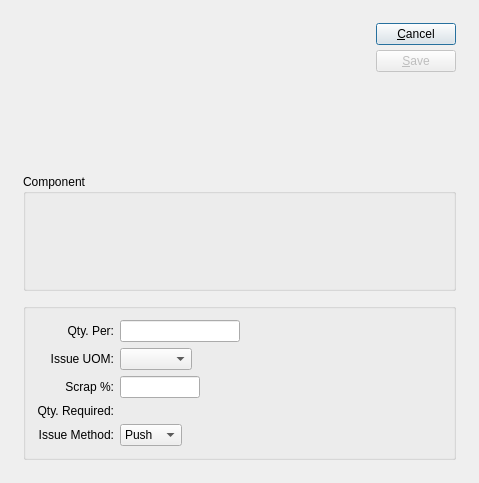
Before: the Qt Designer form xtuple/trunk/guiclient/woMaterialItem.ui in WooodHead/xtuple, drawn with Qt 5.
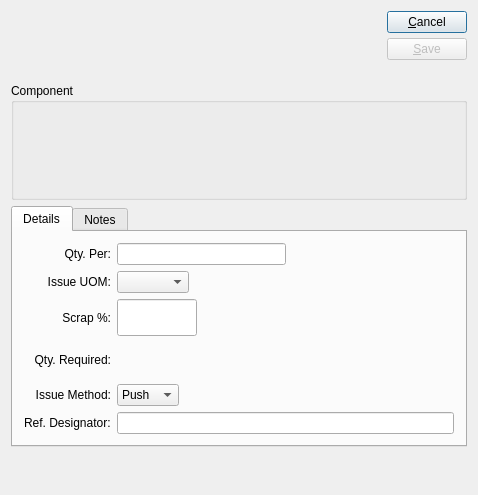
After: the same form once the commit is applied. Custom widgets are drawn as their Qt base class.

Diff of the .ui file:
```diff
--- a/xtuple/trunk/guiclient/woMaterialItem.ui
+++ b/xtuple/trunk/guiclient/woMaterialItem.ui
@@ -5,35 +5,19 @@
    <rect>
     <x>0</x>
     <y>0</y>
-    <width>479</width>
-    <height>483</height>
+    <width>478</width>
+    <height>495</height>
    </rect>
   </property>
   <property name="windowTitle" >
    <string>Work Order Material Requirement</string>
   </property>
-  <layout class="QGridLayout" >
+  <layout class="QGridLayout" name="gridLayout_4" >
    <item row="0" column="0" >
-    <layout class="QGridLayout" >
-     <property name="leftMargin" >
-      <number>12</number>
-     </property>
-     <property name="topMargin" >
-      <number>12</number>
-     </property>
-     <property name="rightMargin" >
-      <number>12</number>
-     </property>
-     <property name="bottomMargin" >
-      <number>12</number>
-     </property>
-     <property name="horizontalSpacing" >
-      <number>12</number>
-     </property>
-     <property name="verticalSpacing" >
-      <number>12</number>
-     </property>
+    <layout class="QGridLayout" name="gridLayout_3" >
      <item row="0" column="0" >
+      <layout class="QHBoxLayout" name="horizontalLayout_2" >
+       <item>
       <layout class="QHBoxLayout" >
        <property name="spacing" >
         <number>0</number>
@@ -63,7 +47,7 @@
        </item>
       </layout>
      </item>
-     <item row="0" column="1" >
+       <item>
       <layout class="QVBoxLayout" >
        <property name="spacing" >
         <number>5</number>
@@ -103,7 +87,9 @@
        </item>
       </layout>
      </item>
-     <item row="1" column="0" colspan="2" >
+      </layout>
+     </item>
+     <item row="1" column="0" >
       <widget class="QGroupBox" name="_componentGroup" >
        <property name="title" >
         <string>Component</string>
@@ -139,15 +125,17 @@
        </layout>
       </widget>
      </item>
-     <item row="2" column="0" colspan="2" >
-      <widget class="QGroupBox" name="groupBox" >
-       <property name="title" >
-        <string/>
+     <item row="2" column="0" >
+      <widget class="QTabWidget" name="_tab" >
+       <property name="currentIndex" >
+        <number>0</number>
        </property>
-       <layout class="QGridLayout" >
+       <widget class="QWidget" name="_detailsTab" >
+        <attribute name="title" >
+         <string>Details</string>
+        </attribute>
+        <layout class="QGridLayout" name="gridLayout" >
         <item row="0" column="0" >
-         <layout class="QHBoxLayout" >
-          <item>
            <layout class="QGridLayout" >
             <item row="0" column="0" >
              <widget class="XLabel" name="_qtyPerLit" >
@@ -159,13 +147,6 @@
               </property>
              </widget>
             </item>
-            <item row="0" column="1" >
-             <widget class="XLineEdit" name="_qtyPer" >
-              <property name="alignment" >
-               <set>Qt::AlignRight</set>
-              </property>
-             </widget>
-            </item>
             <item row="2" column="0" >
              <widget class="XLabel" name="_scrapLit" >
               <property name="text" >
@@ -205,19 +186,6 @@
               </property>
              </widget>
             </item>
-            <item row="3" column="1" >
-             <widget class="XLabel" name="_qtyRequired" >
-              <property name="minimumSize" >
-               <size>
-                <width>80</width>
-                <height>0</height>
-               </size>
-              </property>
-              <property name="alignment" >
-               <set>Qt::AlignRight|Qt::AlignTrailing|Qt::AlignVCenter</set>
-              </property>
-             </widget>
-            </item>
             <item row="4" column="0" >
              <widget class="XLabel" name="_issueMethodLit" >
               <property name="text" >
@@ -303,14 +271,31 @@
               </item>
              </layout>
             </item>
-           </layout>
-          </item>
+           <item row="5" column="0" >
+            <widget class="QLabel" name="_refLit" >
+             <property name="text" >
+              <string>Ref. Designator:</string>
+             </property>
+            </widget>
+           </item>
+           <item row="5" column="1" >
+            <widget class="QLineEdit" name="_ref" />
+           </item>
+           <item row="0" column="1" >
+            <layout class="QHBoxLayout" name="horizontalLayout" >
           <item>
-           <spacer>
+              <widget class="XLineEdit" name="_qtyPer" >
+               <property name="alignment" >
+                <set>Qt::AlignRight</set>
+               </property>
+              </widget>
+             </item>
+             <item>
+              <spacer name="horizontalSpacer" >
             <property name="orientation" >
              <enum>Qt::Horizontal</enum>
             </property>
-            <property name="sizeHint" >
+               <property name="sizeHint" stdset="0" >
              <size>
               <width>40</width>
               <height>20</height>
@@ -320,8 +305,47 @@
           </item>
          </layout>
         </item>
-       </layout>
-      </widget>
+           <item row="3" column="1" >
+            <widget class="XLabel" name="_qtyRequired" >
+             <property name="minimumSize" >
+              <size>
+               <width>80</width>
+               <height>0</height>
+              </size>
+             </property>
+             <property name="alignment" >
+              <set>Qt::AlignRight|Qt::AlignTrailing|Qt::AlignVCenter</set>
+             </property>
+            </widget>
+           </item>
+          </layout>
+         </item>
+        </layout>
+       </widget>
+       <widget class="QWidget" name="_notesTab" >
+        <attribute name="title" >
+         <string>Notes</string>
+        </attribute>
+        <layout class="QGridLayout" name="gridLayout_2" >
+         <item row="0" column="0" >
+          <widget class="QTextEdit" name="_notes" />
+         </item>
+        </layout>
+       </widget>
+      </widget>
+     </item>
+     <item row="3" column="0" >
+      <spacer name="verticalSpacer" >
+       <property name="orientation" >
+        <enum>Qt::Vertical</enum>
+       </property>
+       <property name="sizeHint" stdset="0" >
+        <size>
+         <width>20</width>
+         <height>40</height>
+        </size>
+       </property>
+      </spacer>
      </item>
     </layout>
    </item>
```
Left out of the diff: 11 changed lines with no effect on the pictures. Lines whose indentation alone changed are shown as unchanged.
